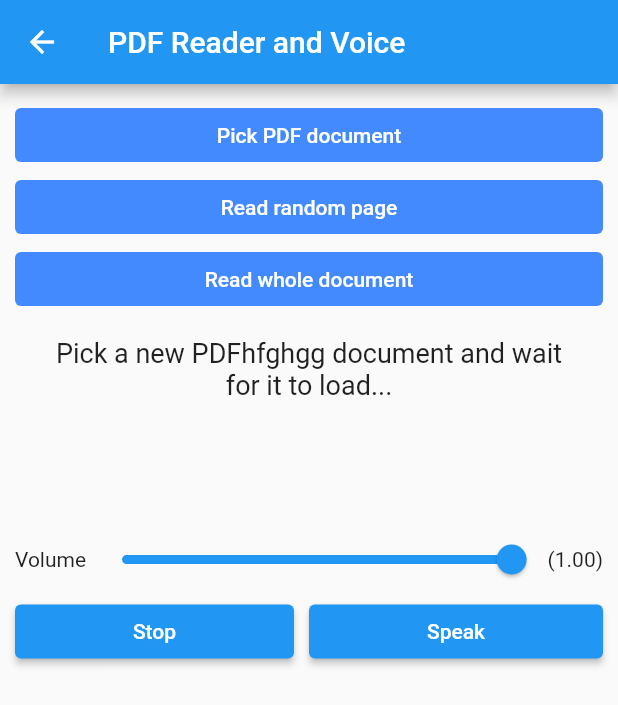
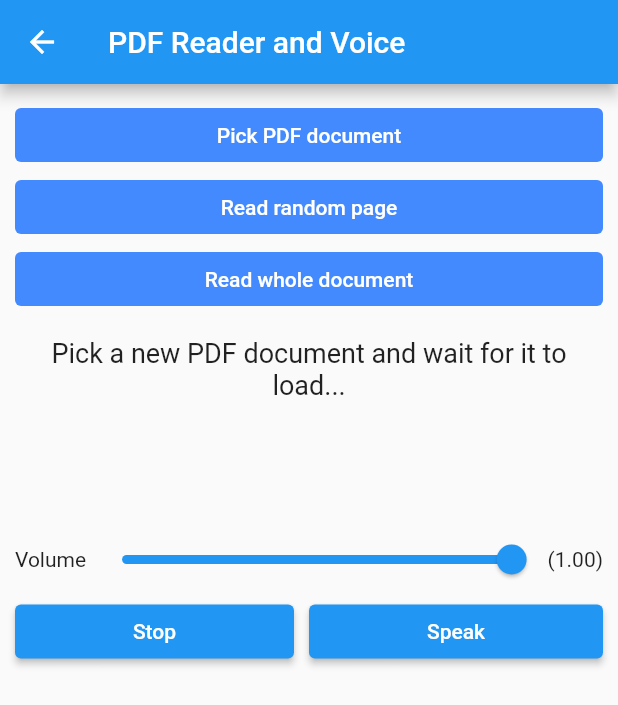
Before and after one commit to Shahid1611/pdfViewer, a Flutter app: the screen it shows after launch, on a phone screen of 412 x 824 dp. Shown: the top 705 px of the screen. Run offline on Flutter 3.47's test engine with Material 2 defaults, Android fonts, the phone set to English and light mode, and no system bars; our stand-ins replace file_picker, get; missing offline and left inert: pdf_text, text_to_speech; statements that could not run were skipped.

Commit message:
Changes implemented

```diff
--- a/lib/home/homeScreen.dart
+++ b/lib/home/homeScreen.dart
@@ -88,7 +88,7 @@ class _HomeScreenState extends State<HomeScreen> {
                  Padding(
                   child: Text(
                     pdfDoc == null
-                        ? "Pick a new PDFhfghgg document and wait for it to load..."
+                        ? "Pick a new PDF document and wait for it to load..."
                         : "PDF document loaded, ${pdfDoc!.length} pages\n",
                     style: TextStyle(fontSize: 18),
                     textAlign: TextAlign.center,
```
